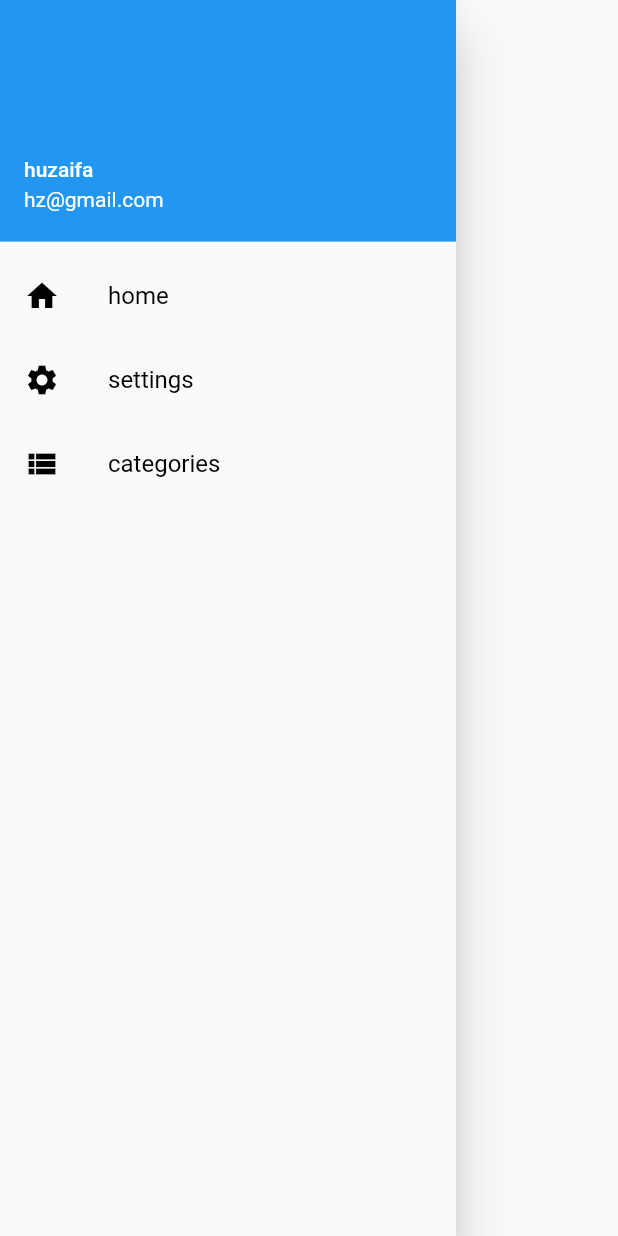
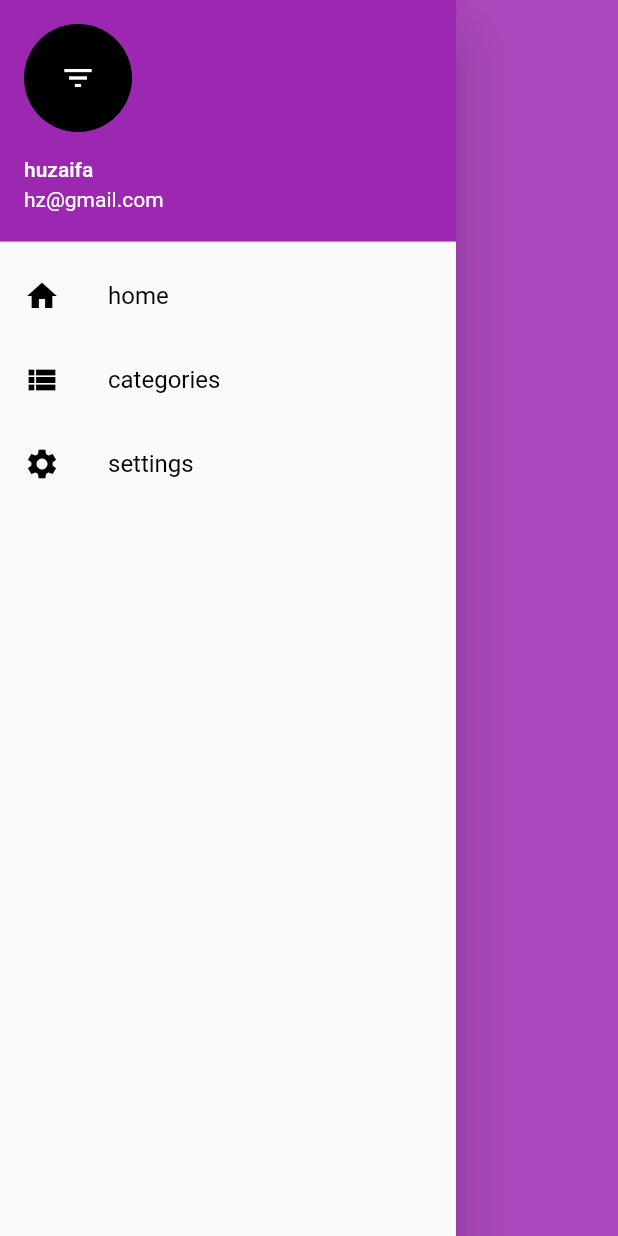
Before and after one commit to Huzaifa2712/ToDo_App, a Flutter app: the Drawer_Navigation widget shown alone on an empty page, opened directly, on a phone screen of 412 x 824 dp. Run offline on Flutter 3.47's test engine with Material 2 defaults, Android fonts, the phone set to English and light mode, and no system bars.

```diff
--- a/lib/widgets/drawer.dart
+++ b/lib/widgets/drawer.dart
@@ -1,6 +1,7 @@
 import 'package:flutter/material.dart';
 import 'package:todo_app/screens/category_screen.dart';
 import 'package:todo_app/screens/home_screen.dart';
+import 'package:todo_app/screens/settings.dart';
 
 class Drawer_Navigation extends StatefulWidget {
   const Drawer_Navigation({Key? key}) : super(key: key);
@@ -15,9 +16,19 @@ class _DrawerState extends State<Drawer_Navigation> {
     return Drawer(
       child: ListView(
         children: <Widget>[
-          const UserAccountsDrawerHeader(
-            accountName: Text('huzaifa'),
-            accountEmail: Text('hz@gmail.com'),
+          UserAccountsDrawerHeader(
+            accountName: const Text('huzaifa'),
+            accountEmail: const Text('hz@gmail.com'),
+            currentAccountPicture: GestureDetector(
+              child: const CircleAvatar(
+                backgroundColor: Colors.black,
+                child: Icon(
+                  Icons.filter_list,
+                  color: Colors.white,
+                ),
+              ),
+            ),
+            decoration: const BoxDecoration(color: Colors.purple),
           ),
           ListTile(
             leading: const Icon(
@@ -33,16 +44,6 @@ class _DrawerState extends State<Drawer_Navigation> {
                   .push(MaterialPageRoute(builder: (context) => const Home()));
             },
           ),
-          const ListTile(
-            leading: Icon(
-              Icons.settings,
-              color: Colors.black,
-            ),
-            title: Text(
-              'settings',
-              style: TextStyle(color: Colors.black),
-            ),
-          ),
           ListTile(
             leading: const Icon(
               Icons.view_list,
@@ -57,6 +58,20 @@ class _DrawerState extends State<Drawer_Navigation> {
                   MaterialPageRoute(builder: (context) => const Categories()));
             },
           ),
+          ListTile(
+            leading: const Icon(
+              Icons.settings,
+              color: Colors.black,
+            ),
+            title: const Text(
+              'settings',
+              style: TextStyle(color: Colors.black),
+            ),
+            onTap: () {
+              Navigator.of(context).push(
+                  MaterialPageRoute(builder: (context) => const Settings()));
+            },
+          ),
         ],
       ),
     );
```
Also changed, not shown: lib/main.dart (+7 -3 lines), lib/screens/category_screen.dart (+53 -2 lines), lib/screens/home_screen.dart (+16 -11 lines), lib/screens/settings.dart (+16 -2 lines), lib/widgets/bottom_navigation_bar.dart (+9 -6 lines), pubspec.yaml (+4 -4 lines), fonts/DancingScript-Bold.ttf (added), fonts/DancingScript-Medium.ttf (added), fonts/DancingScript-Regular.ttf (added), fonts/DancingScript-SemiBold.ttf (added), fonts/DancingScript-VariableFont_wght.ttf (added).
